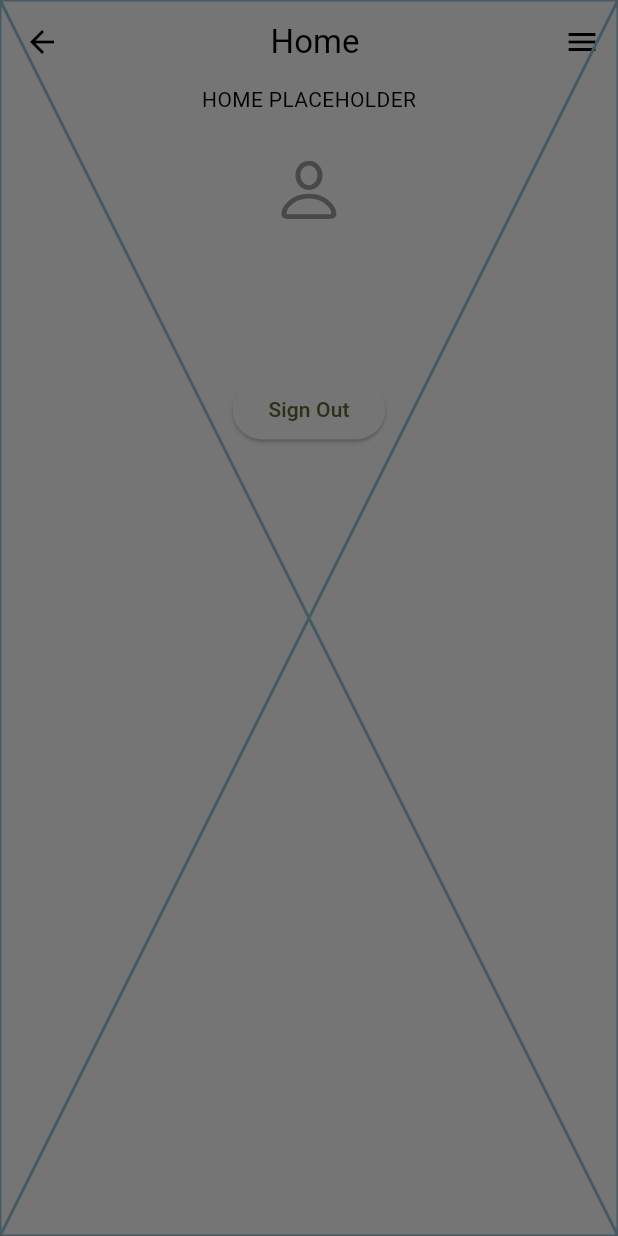
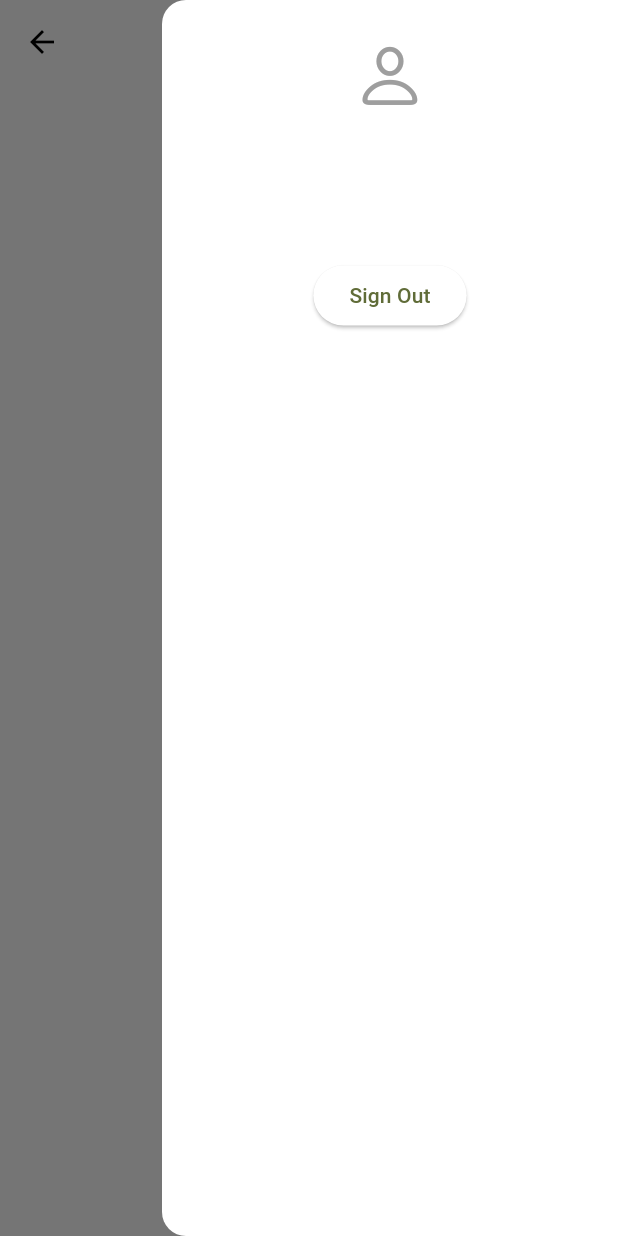
Before and after one commit to Evacion/student_housing_mobile, a Flutter app: the HomePage screen opened by its route, with the side drawer open, on a phone screen of 412 x 824 dp. Run offline on Flutter 3.47's test engine with Material 3 defaults, Android fonts, the phone set to English and light mode, and no system bars; our stand-ins replace cloud_firestore, firebase_auth, firebase_core, firebase_database, font_awesome_flutter, google_sign_in; accounts and stored records are empty; network calls fail.

```diff
--- a/lib/main.dart
+++ b/lib/main.dart
@@ -8,17 +8,17 @@ import 'package:student_housing_mobile/views/login.dart';
 Future<void> main() async {
   WidgetsFlutterBinding.ensureInitialized();
   final initializationFuture = Firebase.initializeApp(
-    // options: const FirebaseOptions(
-    //   apiKey: "AIzaSyB2ye5vscFm1eiOiPVBIQ8np-CnGNk4DQc",
-    //   appId: "1:997141921548:web:70ec9011eff4595be8d329",
-    //   messagingSenderId: "997141921548",
-    //   projectId: "student-housing-db",
-    //   authDomain: "student-housing-db.firebaseapp.com",
-    //   storageBucket: "student-housing-db.appspot.com",
-    //   measurementId: "G-Y85GR73R4B",
-    //   androidClientId: "997141921548-vh53d2d1dcckitdhocgjord2dl0jkbuu.apps.googleusercontent.com",
-    //   iosClientId: "997141921548-mvfia8o80frr23gkfnr9atclk4r5i67q.apps.googleusercontent.com",
-    // ),
+    options: const FirebaseOptions(
+      apiKey: "AIzaSyB2ye5vscFm1eiOiPVBIQ8np-CnGNk4DQc",
+      appId: "1:997141921548:web:70ec9011eff4595be8d329",
+      messagingSenderId: "997141921548",
+      projectId: "student-housing-db",
+      authDomain: "student-housing-db.firebaseapp.com",
+      storageBucket: "student-housing-db.appspot.com",
+      measurementId: "G-Y85GR73R4B",
+      androidClientId: "997141921548-vh53d2d1dcckitdhocgjord2dl0jkbuu.apps.googleusercontent.com",
+      iosClientId: "997141921548-mvfia8o80frr23gkfnr9atclk4r5i67q.apps.googleusercontent.com",
+    ),
   );
 
   // Future completion checker
@@ -88,6 +88,7 @@ class MyApp extends StatelessWidget {
             routes: {
               '/': (context) => const LoginPage(),
               '/home': (context) => const HomePage(),
+              '/housing':(context) => const Placeholder(),
             },
           );
         }
@@ -95,3 +96,5 @@ class MyApp extends StatelessWidget {
     );
   }
 }
+//flutter run -d chrome --web-renderer html
+//Run the above to resolve image issue, but idk why
--- a/lib/views/home.dart
+++ b/lib/views/home.dart
@@ -1,8 +1,8 @@
-import 'package:firebase_auth/firebase_auth.dart';
+import 'package:cloud_firestore/cloud_firestore.dart';
+import 'package:firebase_database/firebase_database.dart';
 import 'package:flutter/material.dart';
-import 'package:student_housing_mobile/backend/backend.dart';
-import 'package:student_housing_mobile/backend/user_info.dart';
-import 'package:student_housing_mobile/widgets/universal_signout_button.dart';
+import 'package:student_housing_mobile/widgets/drawer_custom.dart';
+import 'package:student_housing_mobile/widgets/listtile_custom.dart';
 
 class HomePage extends StatefulWidget {
   const HomePage({super.key});
@@ -12,30 +12,41 @@ class HomePage extends StatefulWidget {
 }
 
 class _HomePageState extends State<HomePage> {
-  final BackEnd _googleBackend = BackEnd();
+  late DatabaseReference db;
+  late List<Map<String, dynamic>> documents;
+
+  @override
+  void initState() {
+    super.initState();
+  }
 
   @override
   Widget build(BuildContext context) {
     return Scaffold(
       appBar: AppBar(
-        title: const Center(child: Text('Home')),
+        title: const Center(child: Text('Housing for Students')),
       ),
-      endDrawer: const Placeholder(),
+      endDrawer: const CustomDrawer(),
       body: Center(
         child: Column(
           children: [
-            const Text("HOME PLACEHOLDER"),
-            FutureBuilder<User?>(
-              future: _googleBackend.getCurrentUser(),
-              builder: (context, snapshot) {
-                if (snapshot.connectionState == ConnectionState.waiting) {
-                  return const CircularProgressIndicator();
-                } else {
-                  return UserInfoWidget(user: snapshot.data);
-                }
-              },
+            // const Text("HOME PLACEHOLDER"),
+            Expanded(
+              child: FutureBuilder<QuerySnapshot>(
+                future: FirebaseFirestore.instance.collection('student housings').get(),
+                builder: (_, snapshot) {
+                  if (snapshot.hasError) return Text('Error = ${snapshot.error}');
+                  if (snapshot.connectionState == ConnectionState.waiting) {
+                    return const Text("Loading");
+                  }
+                  return ListView(
+                      children: snapshot.data!.docs.map((DocumentSnapshot document) {
+                    Map<String, dynamic> data = document.data()! as Map<String, dynamic>;
+                    return CustomListTile(document: data);
+                  }).toList());
+                },
+              ),
             ),
-            SignOutButton(),
           ],
         ),
       ),
--- /dev/null
+++ b/lib/widgets/drawer_custom.dart
@@ -0,0 +1,40 @@
+import 'package:firebase_auth/firebase_auth.dart';
+import 'package:flutter/material.dart';
+import 'package:student_housing_mobile/backend/backend.dart';
+import 'package:student_housing_mobile/backend/user_info.dart';
+import 'package:student_housing_mobile/widgets/universal_signout_button.dart';
+
+class CustomDrawer extends StatefulWidget {
+  const CustomDrawer({super.key}); // Remove 'const' here
+
+  @override
+  State<CustomDrawer> createState() => _CustomDrawerState();
+}
+
+
+class _CustomDrawerState extends State<CustomDrawer> {
+  final BackEnd _backEnd = BackEnd();
+
+  @override
+  Widget build(BuildContext context) {
+    return Drawer(
+      child: Column(
+        children: [
+          FutureBuilder<User?>(
+            future: _backEnd.getCurrentUser(),
+            builder: (context, snapshot) {
+              if (snapshot.connectionState == ConnectionState.waiting) {
+                return const CircularProgressIndicator();
+              } else if (snapshot.hasError) {
+                return Text('Error: ${snapshot.error}');
+              } else {
+                return UserInfoWidget(user: snapshot.data);
+              }
+            },
+          ),
+          SignOutButton(),
+        ],
+      ),
+    );
+  }
+}
--- a/lib/widgets/firebase_signin_button.dart
+++ b/lib/widgets/firebase_signin_button.dart
@@ -1,6 +1,6 @@
 import 'package:flutter/material.dart';
 import 'package:flutter/foundation.dart';
-import 'package:font_awesome_flutter/font_awesome_flutter.dart';
+// import 'package:font_awesome_flutter/font_awesome_flutter.dart';
 import 'package:student_housing_mobile/backend/backend.dart';
 
 class FirebaseSignInButton extends StatelessWidget {
@@ -33,7 +33,7 @@ class FirebaseSignInButton extends StatelessWidget {
         children: [
           Icon(Icons.person, size: 20),
           SizedBox(width: 10,),
-          Text('Sign In Anonymously'),
+          Text('Guest Sign In'),
         ],
       ),
     );
--- a/lib/widgets/google_signin_button.dart
+++ b/lib/widgets/google_signin_button.dart
@@ -36,7 +36,7 @@ class _GoogleSigninButtonState extends State<GoogleSigninButton> {
         children: [
           FaIcon(FontAwesomeIcons.google, size: 20),
           SizedBox(width: 10,),
-          Text('Sign In with Google'),
+          Text('Google Sign In'),
         ],
       ),
     );
--- a/pubspec.yaml
+++ b/pubspec.yaml
@@ -42,6 +42,8 @@ dependencies:
   provider: ^6.1.2
   auto_size_text: ^3.0.0
   font_awesome_flutter: ^10.0.0
+  firebase_database: ^10.5.4
+  flutter_rating_bar: ^4.0.1
   # flutterflow: ^0.1.1
   # flutterflow_widgets: ^0.0.52
   # video_player: ^2.0.0
```
Also changed, not shown: lib/widgets/listtile_custom.dart (added, +88 -0 lines), pubspec.lock, 2 other files.
